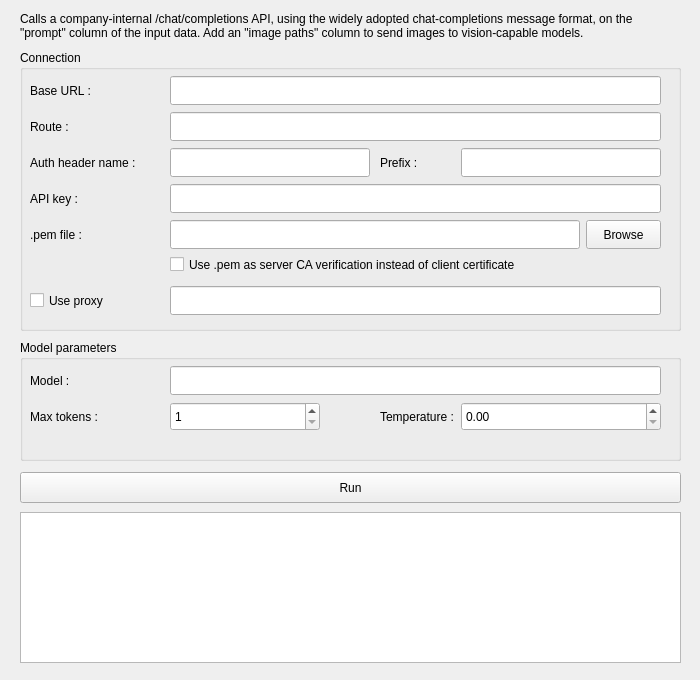
Qt form orangecontrib/IO4IT/widgets/designer/owcustomllmapi.ui (TigerODM/TigerODM) before a commit.
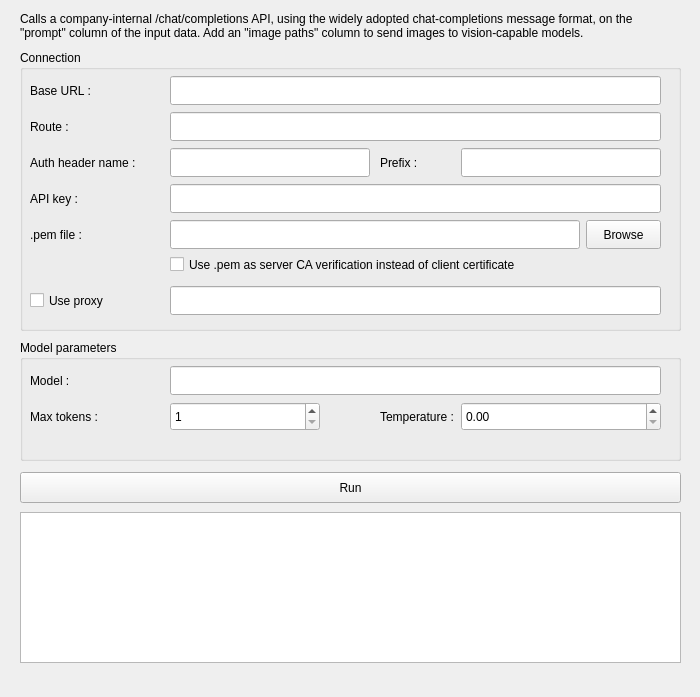
The same form after that commit.

Patch:
```diff
--- a/orangecontrib/IO4IT/widgets/designer/owcustomllmapi.ui
+++ b/orangecontrib/IO4IT/widgets/designer/owcustomllmapi.ui
@@ -7,7 +7,7 @@
     <x>0</x>
     <y>0</y>
     <width>700</width>
-    <height>680</height>
+    <height>697</height>
    </rect>
   </property>
   <property name="windowTitle">
```
